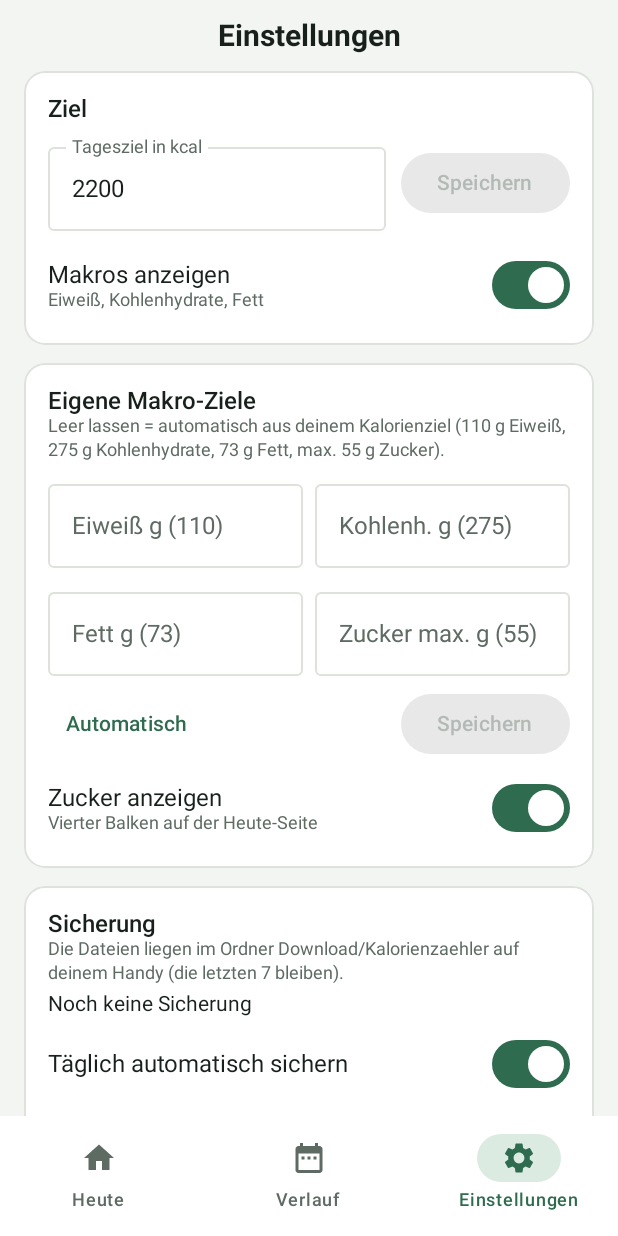
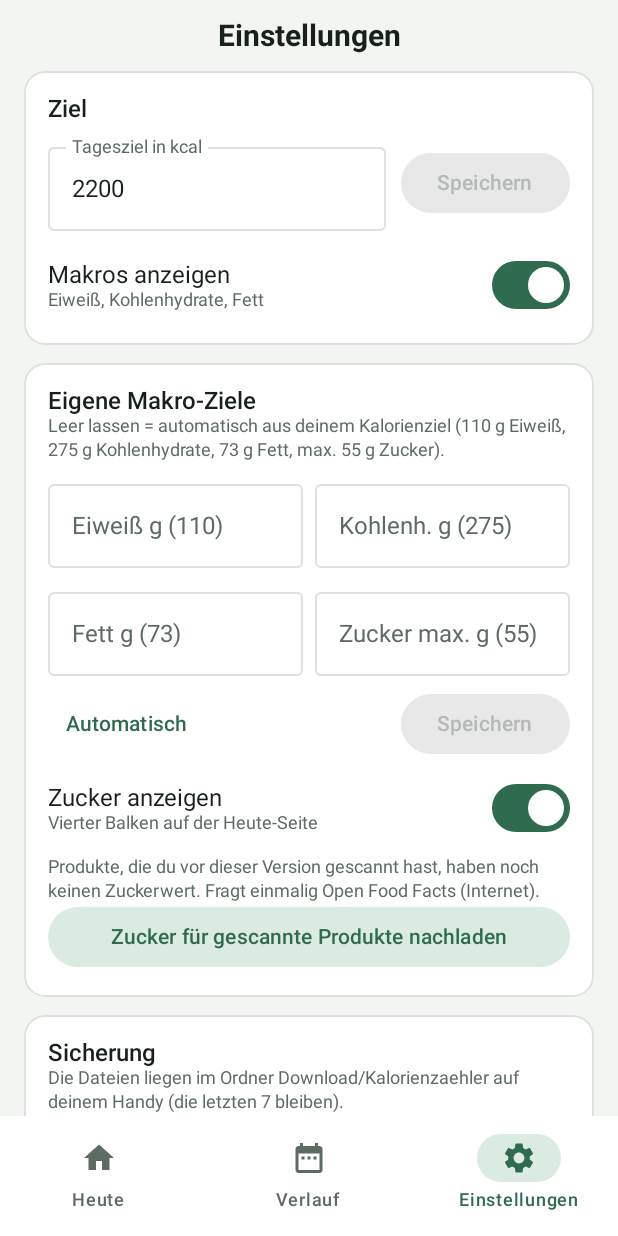
Before and after one commit to Rilotto/Kalorienzaeler, an Android app built with Jetpack Compose: the screen it shows after launch (MainActivity), item 3 of the bottom bar chosen, on a phone screen of 412 x 824 dp. Run offline under Robolectric (Android 15) with nearby library versions, the phone set to English and light mode, and no system bars; our stand-ins replace Room's generated code.

Commit message:
Zucker für früher gescannte Produkte nachladen (beim Scan + Knopf)
Co-Authored-By: Claude Opus 5.5 <noreply@anthropic.com>
Claude-Session: https://claude.ai/code/session_01CzKUYPwG3tsKmcBSBh4Y3p

```diff
--- a/app/src/main/java/de/kalorien/app/core/data/Daos.kt
+++ b/app/src/main/java/de/kalorien/app/core/data/Daos.kt
@@ -80,6 +80,10 @@ interface FoodDao {
     @Query("SELECT * FROM food WHERE ean = :ean ORDER BY id DESC LIMIT 1")
     suspend fun findByEan(ean: String): FoodEntity?
 
+    /** Gescannte Produkte ohne Zuckerwert (vor v0.5 gespeichert), nicht vom Nutzer korrigiert. */
+    @Query("SELECT * FROM food WHERE source = 'OFF' AND sugar100 IS NULL AND isAdjusted = 0")
+    suspend fun offWithoutSugar(): List<FoodEntity>
+
     @Query("SELECT * FROM food WHERE source = :source AND sourceId = :sourceId LIMIT 1")
     suspend fun findBySource(source: String, sourceId: String): FoodEntity?
 
--- a/app/src/main/java/de/kalorien/app/core/ui/ViewModels.kt
+++ b/app/src/main/java/de/kalorien/app/core/ui/ViewModels.kt
@@ -14,7 +14,7 @@ object AppViewModels {
     val Factory: ViewModelProvider.Factory = viewModelFactory {
         initializer { val c = app().container; TodayViewModel(c.entries, c.foods, c.settings) }
         initializer { val c = app().container; AddViewModel(c.foods, c.entries, c.blsImporter) }
-        initializer { val c = app().container; SettingsViewModel(c.settings, c.updates, c.backup) }
+        initializer { val c = app().container; SettingsViewModel(c.settings, c.updates, c.backup, c.foods) }
     }
 
     private fun CreationExtras.app(): KalorienApp =
--- a/app/src/main/java/de/kalorien/app/feature/settings/GoalsAndBackupCards.kt
+++ b/app/src/main/java/de/kalorien/app/feature/settings/GoalsAndBackupCards.kt
@@ -27,6 +27,7 @@ import androidx.compose.runtime.setValue
 import androidx.compose.ui.Alignment
 import androidx.compose.ui.Modifier
 import androidx.compose.ui.platform.LocalContext
+import androidx.compose.ui.res.pluralStringResource
 import androidx.compose.ui.res.stringResource
 import androidx.compose.ui.unit.dp
 import de.kalorien.app.R
@@ -40,7 +41,13 @@ import java.time.LocalDate
 
 /** Eigene Tagesziele für Eiweiß, Kohlenhydrate, Fett und Zucker-Limit (leer = automatisch). */
 @Composable
-fun MacroGoalsCard(s: Settings, onSave: (Int?, Int?, Int?, Int?) -> Unit, onShowSugar: (Boolean) -> Unit) {
+fun MacroGoalsCard(
+    s: Settings,
+    onSave: (Int?, Int?, Int?, Int?) -> Unit,
+    onShowSugar: (Boolean) -> Unit,
+    sugarRefresh: SugarRefresh,
+    onRefreshSugar: () -> Unit,
+) {
     val c = Tokens.colors
     val auto = MacroTargets.fromGoal(s.dailyGoal)
     var protein by remember(s.proteinGoal) { mutableStateOf(s.proteinGoal?.toString().orEmpty()) }
@@ -87,6 +94,21 @@ fun MacroGoalsCard(s: Settings, onSave: (Int?, Int?, Int?, Int?) -> Unit, onShow
                 checked = s.showSugar, onCheckedChange = onShowSugar,
                 colors = SwitchDefaults.colors(checkedTrackColor = c.accent, checkedThumbColor = c.surface),
             )
+        }
+        Spacer(Modifier.height(8.dp))
+        Text(stringResource(R.string.sugar_refresh_hint), style = MaterialTheme.typography.bodySmall, color = c.muted)
+        FilledTonalButton(
+            onClick = onRefreshSugar, enabled = sugarRefresh != SugarRefresh.Working, modifier = Modifier.fillMaxWidth(),
+            colors = ButtonDefaults.filledTonalButtonColors(containerColor = c.accentSoft, contentColor = c.accent),
+        ) { Text(stringResource(R.string.sugar_refresh)) }
+        when (sugarRefresh) {
+            SugarRefresh.Working -> Text(stringResource(R.string.backup_working), style = MaterialTheme.typography.bodySmall, color = c.muted)
+            SugarRefresh.Offline -> Text(stringResource(R.string.sugar_refresh_offline), style = MaterialTheme.typography.bodySmall, color = c.over)
+            is SugarRefresh.Done -> Text(
+                pluralStringResource(R.plurals.sugar_refresh_done, sugarRefresh.found, sugarRefresh.found),
+                style = MaterialTheme.typography.bodySmall, color = c.accent,
+            )
+            SugarRefresh.Idle -> {}
         }
     }
 }
--- a/app/src/main/java/de/kalorien/app/feature/settings/SettingsScreen.kt
+++ b/app/src/main/java/de/kalorien/app/feature/settings/SettingsScreen.kt
@@ -53,6 +53,7 @@ fun SettingsScreen(snackbar: SnackbarHostState, vm: SettingsViewModel = viewMode
     val settings by vm.settings.collectAsStateWithLifecycle()
     val update by vm.update.collectAsStateWithLifecycle()
     val backupState by vm.backupState.collectAsStateWithLifecycle()
+    val sugarRefresh by vm.sugarRefresh.collectAsStateWithLifecycle()
     val s = settings ?: return
     var goalText by remember { mutableStateOf("") }
     LaunchedEffect(s.dailyGoal) { goalText = s.dailyGoal.toString() }
@@ -115,6 +116,8 @@ fun SettingsScreen(snackbar: SnackbarHostState, vm: SettingsViewModel = viewMode
                 scope.launch { snackbar.showSnackbar(context.getString(R.string.goals_saved)) }
             },
             onShowSugar = vm::setShowSugar,
+            sugarRefresh = sugarRefresh,
+            onRefreshSugar = vm::refreshSugar,
         )
         BackupCard(
             s = s, state = backupState, onAuto = vm::setAutoBackup, onBackupNow = vm::backupNow,
--- a/app/src/main/java/de/kalorien/app/feature/settings/SettingsViewModel.kt
+++ b/app/src/main/java/de/kalorien/app/feature/settings/SettingsViewModel.kt
@@ -4,6 +4,7 @@ import androidx.lifecycle.ViewModel
 import androidx.lifecycle.viewModelScope
 import android.net.Uri
 import de.kalorien.app.core.data.BackupManager
+import de.kalorien.app.core.data.FoodRepository
 import de.kalorien.app.core.data.Settings
 import de.kalorien.app.core.data.SettingsRepository
 import de.kalorien.app.core.update.ReleaseInfo
@@ -28,6 +29,14 @@ sealed interface UpdateState {
     data class Failed(val message: String) : UpdateState
 }
 
+/** Zustand von „Zucker nachladen“. */
+sealed interface SugarRefresh {
+    data object Idle : SugarRefresh
+    data object Working : SugarRefresh
+    data object Offline : SugarRefresh
+    data class Done(val found: Int) : SugarRefresh
+}
+
 /** Zustand der Sicherungs-Karte. */
 sealed interface BackupState {
     data object Idle : BackupState
@@ -41,7 +50,20 @@ class SettingsViewModel(
     private val repo: SettingsRepository,
     private val updates: UpdateRepository,
     private val backup: BackupManager,
+    private val foods: FoodRepository,
 ) : ViewModel() {
+    private val _sugar = MutableStateFlow<SugarRefresh>(SugarRefresh.Idle)
+    val sugarRefresh: StateFlow<SugarRefresh> = _sugar
+
+    /** Zucker für früher gescannte Produkte bei Open Food Facts nachladen (nur auf Knopfdruck). */
+    fun refreshSugar() {
+        if (_sugar.value == SugarRefresh.Working) return
+        _sugar.value = SugarRefresh.Working
+        viewModelScope.launch {
+            _sugar.value = try { SugarRefresh.Done(foods.refreshOffSugar()) } catch (e: Exception) { SugarRefresh.Offline }
+        }
+    }
+
     private val _backup = MutableStateFlow<BackupState>(BackupState.Idle)
     val backupState: StateFlow<BackupState> = _backup
 
--- a/app/src/main/res/values/strings.xml
+++ b/app/src/main/res/values/strings.xml
@@ -213,4 +213,11 @@
     <string name="backup_restore_confirm">Ja, ersetzen</string>
     <string name="csv_export">Als CSV teilen</string>
     <string name="csv_share">Einträge teilen</string>
+    <string name="sugar_refresh">Zucker für gescannte Produkte nachladen</string>
+    <string name="sugar_refresh_hint">Produkte, die du vor dieser Version gescannt hast, haben noch keinen Zuckerwert. Fragt einmalig Open Food Facts (Internet).</string>
+    <string name="sugar_refresh_offline">Keine Verbindung zu Open Food Facts – bitte später nochmal.</string>
+    <plurals name="sugar_refresh_done">
+        <item quantity="one">%1$d Produkt hat jetzt einen Zuckerwert</item>
+        <item quantity="other">%1$d Produkte haben jetzt einen Zuckerwert</item>
+    </plurals>
 </resources>
```
Also changed, not shown: app/src/main/java/de/kalorien/app/core/data/Repositories.kt (+32 -0 lines), app/src/main/java/de/kalorien/app/feature/add/AddViewModel.kt (+5 -2 lines), 1 other file.
